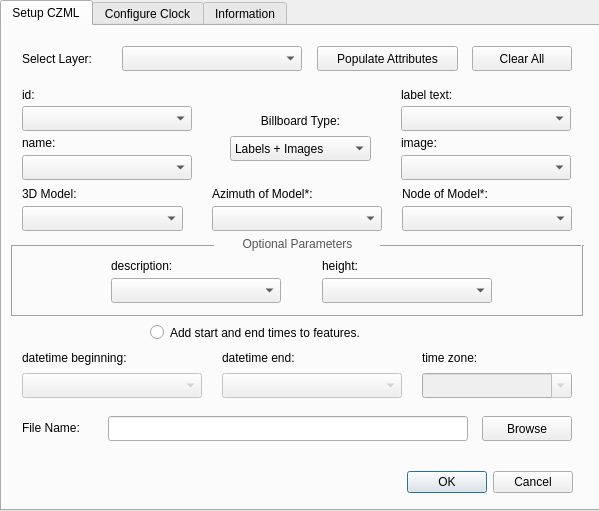
First picture: the form in CZMLBillboardMaker_dialog_base.ui, repository muratkendir/CZMLBillboardMaker, before the edit.
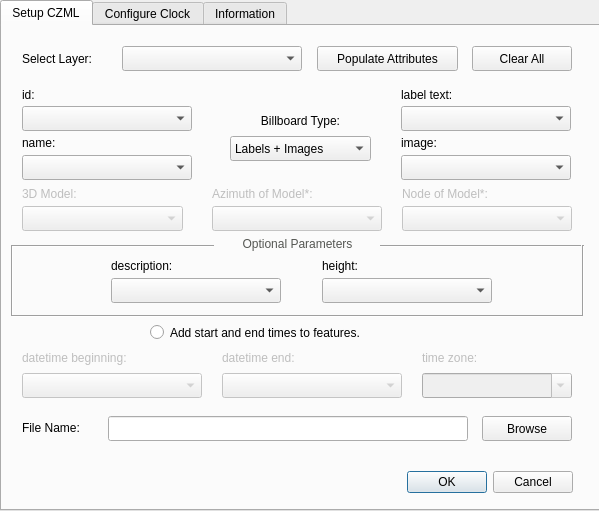
Second picture: the form after the edit. Icons and pictures are not drawn.

```diff
--- a/CZMLBillboardMaker_dialog_base.ui
+++ b/CZMLBillboardMaker_dialog_base.ui
@@ -119,6 +119,9 @@
      </property>
     </widget>
     <widget class="QLabel" name="labelTimeBeginning">
+     <property name="enabled">
+      <bool>false</bool>
+     </property>
      <property name="geometry">
       <rect>
        <x>20</x>
@@ -142,6 +145,9 @@
      </property>
     </widget>
     <widget class="QLabel" name="labelTimeEnd">
+     <property name="enabled">
+      <bool>false</bool>
+     </property>
      <property name="geometry">
       <rect>
        <x>220</x>
@@ -287,7 +293,10 @@
       </rect>
      </property>
     </widget>
-    <widget class="QLabel" name="labelTimeEnd_2">
+    <widget class="QLabel" name="labelTimeZone">
+     <property name="enabled">
+      <bool>false</bool>
+     </property>
      <property name="geometry">
       <rect>
        <x>420</x>
@@ -517,6 +526,9 @@
      </property>
     </widget>
     <widget class="QComboBox" name="comboBoxModel">
+     <property name="enabled">
+      <bool>false</bool>
+     </property>
      <property name="geometry">
       <rect>
        <x>20</x>
@@ -527,6 +539,9 @@
      </property>
     </widget>
     <widget class="QLabel" name="labelModel">
+     <property name="enabled">
+      <bool>false</bool>
+     </property>
      <property name="geometry">
       <rect>
        <x>20</x>
@@ -540,6 +555,9 @@
      </property>
     </widget>
     <widget class="QLabel" name="labelAzimuth">
+     <property name="enabled">
+      <bool>false</bool>
+     </property>
      <property name="geometry">
       <rect>
        <x>210</x>
@@ -553,6 +571,9 @@
      </property>
     </widget>
     <widget class="QComboBox" name="comboBoxAzimuth">
+     <property name="enabled">
+      <bool>false</bool>
+     </property>
      <property name="geometry">
       <rect>
        <x>210</x>
@@ -563,6 +584,9 @@
      </property>
     </widget>
     <widget class="QLabel" name="labelNode">
+     <property name="enabled">
+      <bool>false</bool>
+     </property>
      <property name="geometry">
       <rect>
        <x>400</x>
@@ -576,6 +600,9 @@
      </property>
     </widget>
     <widget class="QComboBox" name="comboBoxNode">
+     <property name="enabled">
+      <bool>false</bool>
+     </property>
      <property name="geometry">
       <rect>
        <x>400</x>
```
Left out of the diff: 6 changed lines with no effect on the pictures.
